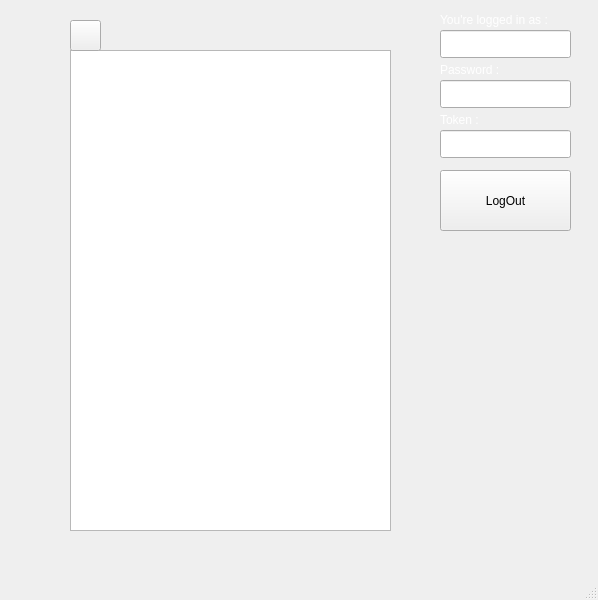
Old version of the form mainwindow.ui in the repository borhanem/Messenger_Void_13.
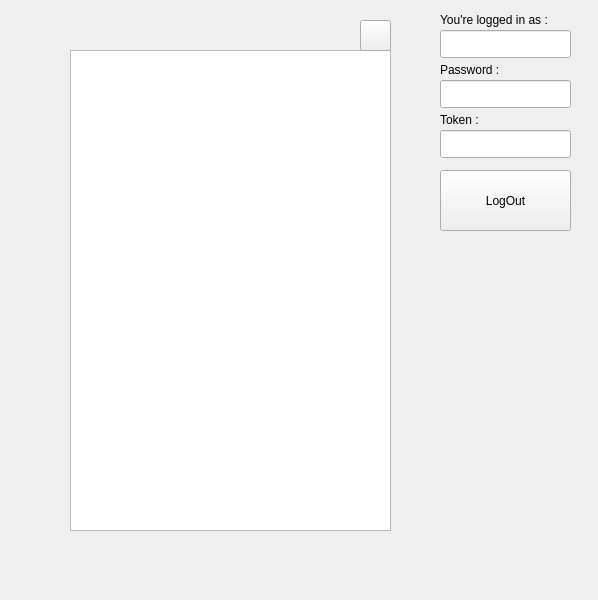
New version of the form. Icons and pictures are not drawn.

```diff
--- a/mainwindow.ui
+++ b/mainwindow.ui
@@ -10,6 +10,12 @@
     <height>600</height>
    </rect>
   </property>
+  <property name="maximumSize">
+   <size>
+    <width>598</width>
+    <height>600</height>
+   </size>
+  </property>
   <property name="windowTitle">
    <string>MainWindow</string>
   </property>
@@ -40,7 +46,7 @@
      </rect>
     </property>
     <property name="styleSheet">
-     <string notr="true">color: rgb(255, 255, 255);</string>
+     <string notr="true"/>
     </property>
     <property name="text">
      <string>You're logged in as :     </string>
@@ -56,7 +62,7 @@
      </rect>
     </property>
     <property name="styleSheet">
-     <string notr="true">color: rgb(255, 255, 255);</string>
+     <string notr="true"/>
     </property>
     <property name="text">
      <string>Password :</string>
@@ -85,7 +91,7 @@
      </rect>
     </property>
     <property name="styleSheet">
-     <string notr="true">color: rgb(255, 255, 255);</string>
+     <string notr="true"/>
     </property>
     <property name="text">
      <string>Token :</string>
@@ -133,7 +139,7 @@
    <widget class="QToolButton" name="toolButton">
     <property name="geometry">
      <rect>
-      <x>70</x>
+      <x>360</x>
       <y>20</y>
       <width>31</width>
       <height>31</height>
@@ -230,7 +236,6 @@
     </rect>
    </property>
   </widget>
-  <widget class="QStatusBar" name="statusbar"/>
  </widget>
  <resources/>
  <connections/>
```
